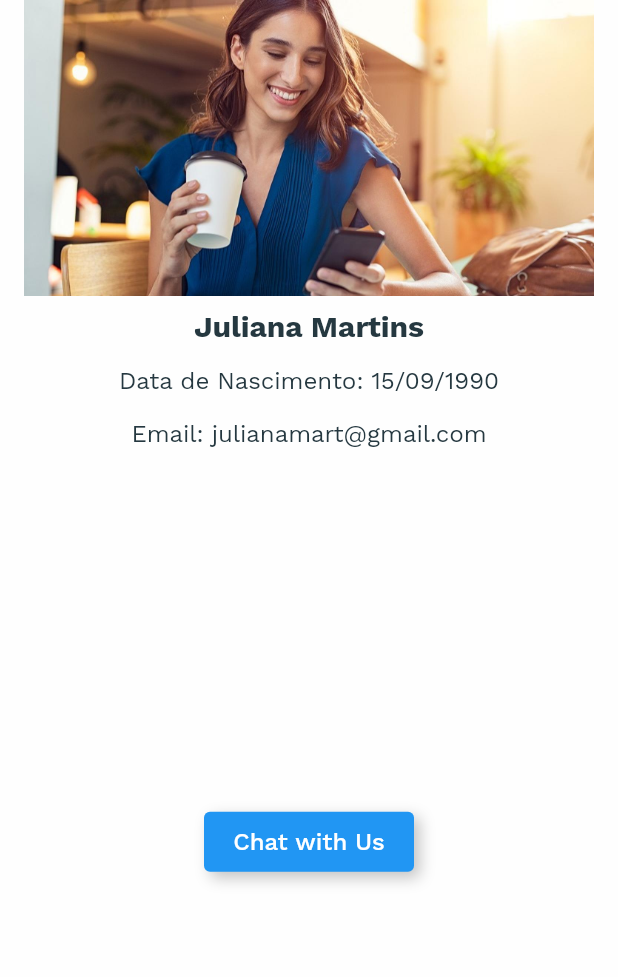
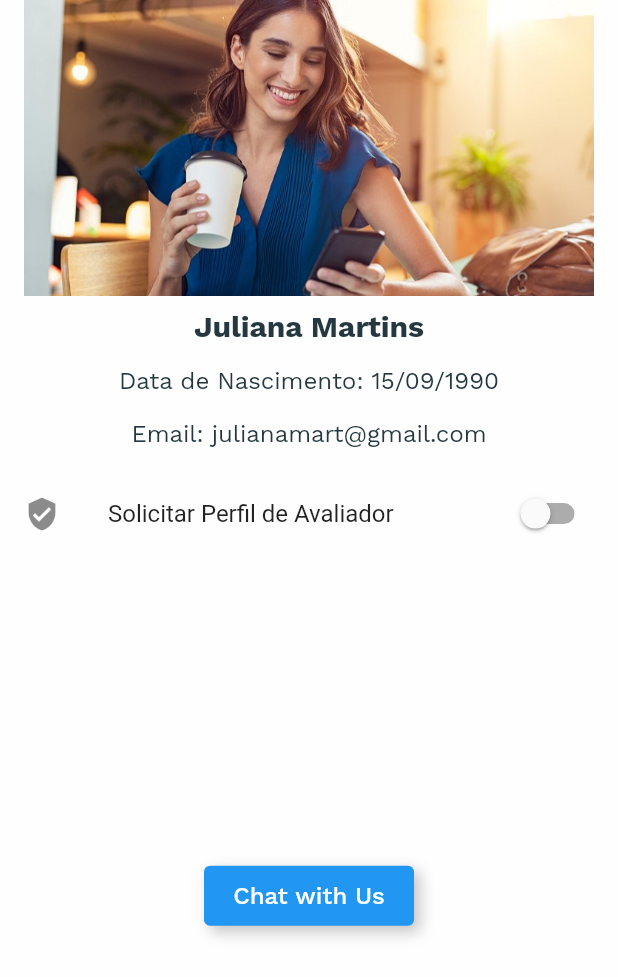
Before and after one commit to carlos1521/objetos_aprendizagem, a Flutter app: the PerfilScreen screen opened directly, on a phone screen of 412 x 824 dp. Shown: the top 977 px of the screen. Run offline on Flutter 3.47's test engine with Material 2 defaults, Android fonts, the phone set to English and light mode, and no system bars; our stand-ins replace font_awesome_flutter, smooth_star_rating.

Commit message:
perfilScreen
tela de perfil screen

```diff
--- a/lib/perfilScreen.dart
+++ b/lib/perfilScreen.dart
@@ -11,6 +11,16 @@ class _PerfilScreenState extends State<PerfilScreen> {
   void initState() {
     super.initState();
   }
+
+  bool _value = false;
+
+  void _onChanged(bool value){
+   setState(() {
+    _value = value;
+   });
+  }
+
+
 
   @override
   Widget build(BuildContext context) {
@@ -59,6 +69,21 @@ class _PerfilScreenState extends State<PerfilScreen> {
                   ),
                 ),
               ),
+              Container(
+                padding: new EdgeInsets.only(top:16),
+                child: new Column(
+                  children: <Widget>[
+                    //new Switch(value: _value, onChanged: (bool value){_onChanged(value);}),
+                    new SwitchListTile(
+                     title: new Text('Solicitar Perfil de Avaliador'),
+                     activeColor: Colors.blue,
+                     secondary: const Icon(Icons.verified_user),
+                     value: _value,
+                     onChanged:(bool value){_onChanged(value);}
+                    )
+                  ]
+                )
+              ),
               Expanded(
                 child: Padding(
                   padding: const EdgeInsets.all(8.0),
```
